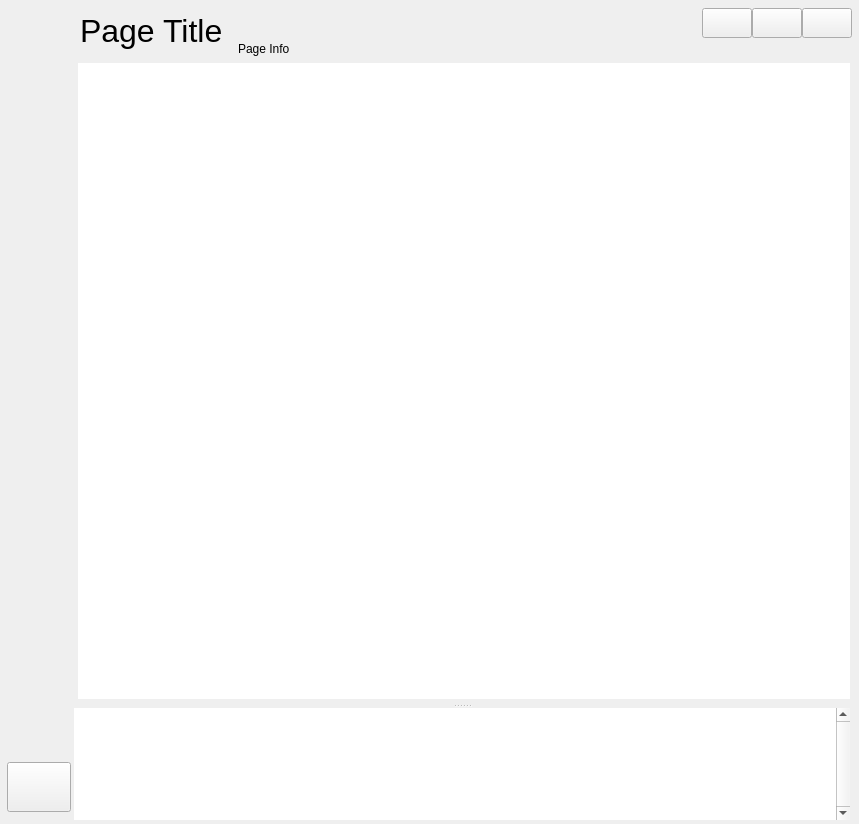
This is src/conan_app_launcher/ui/fluent_window/fluent_window.ui in goszpeti/conan_explorer as Qt 5 draws it before an edit. The edited form follows.
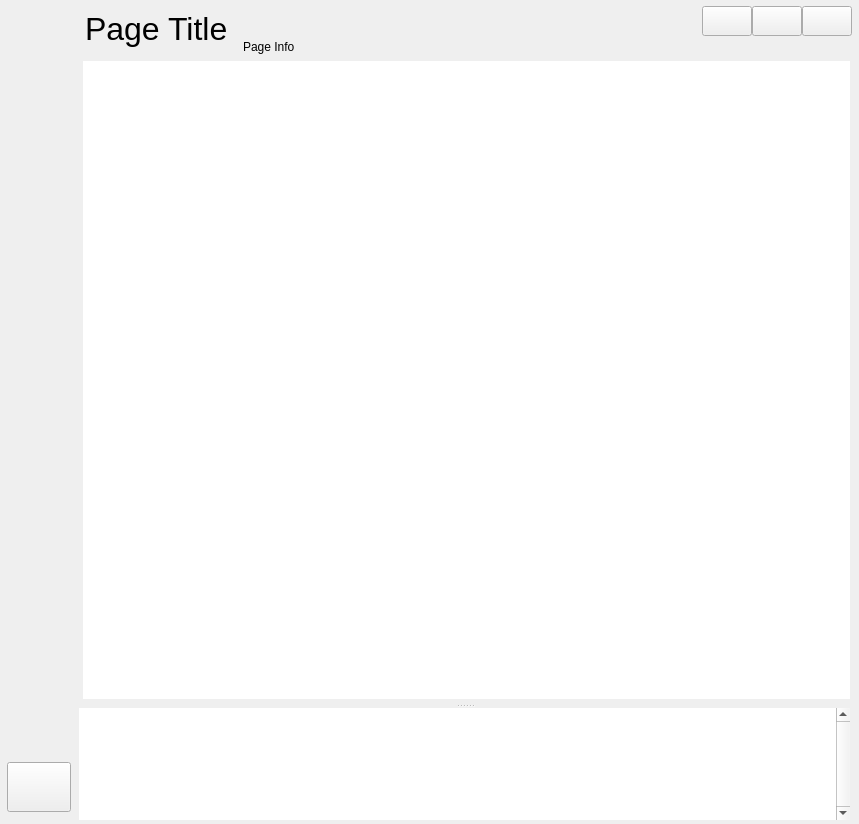
This is the edited form. Icons and pictures are not drawn.

Commit message: Add more spacing and larger margins. Remove top margin.

```diff
--- a/src/conan_app_launcher/ui/fluent_window/fluent_window.ui
+++ b/src/conan_app_launcher/ui/fluent_window/fluent_window.ui
@@ -108,7 +108,7 @@
         <number>1</number>
        </property>
        <property name="topMargin">
-        <number>2</number>
+        <number>0</number>
        </property>
        <property name="rightMargin">
         <number>6</number>
@@ -279,6 +279,9 @@
                        <normalon>../assets/icons/close.png</normalon>
                       </iconset>
                      </property>
+                     <property name="flat">
+                      <bool>false</bool>
+                     </property>
                     </widget>
                    </item>
                    <item>
@@ -646,7 +649,7 @@
                   <x>0</x>
                   <y>0</y>
                   <width>93</width>
-                  <height>764</height>
+                  <height>766</height>
                  </rect>
                 </property>
                 <layout class="QVBoxLayout" name="right_menu_scroll_area_widgets_layout">
@@ -819,13 +822,13 @@
         <widget class="QFrame" name="left_menu_frame">
          <property name="minimumSize">
           <size>
-           <width>70</width>
+           <width>75</width>
            <height>0</height>
           </size>
          </property>
          <property name="maximumSize">
           <size>
-           <width>70</width>
+           <width>75</width>
            <height>16777215</height>
           </size>
          </property>
@@ -863,6 +866,9 @@
              <enum>QFrame::Raised</enum>
             </property>
             <layout class="QVBoxLayout" name="left_menu_top_subframe_layout">
+             <property name="spacing">
+              <number>15</number>
+             </property>
              <property name="leftMargin">
               <number>3</number>
              </property>
@@ -877,6 +883,12 @@
              </property>
              <item>
               <widget class="QLabel" name="title_label">
+               <property name="minimumSize">
+                <size>
+                 <width>0</width>
+                 <height>30</height>
+                </size>
+               </property>
                <property name="font">
                 <font>
                  <weight>75</weight>
```
The commit also changes 3 other files.
